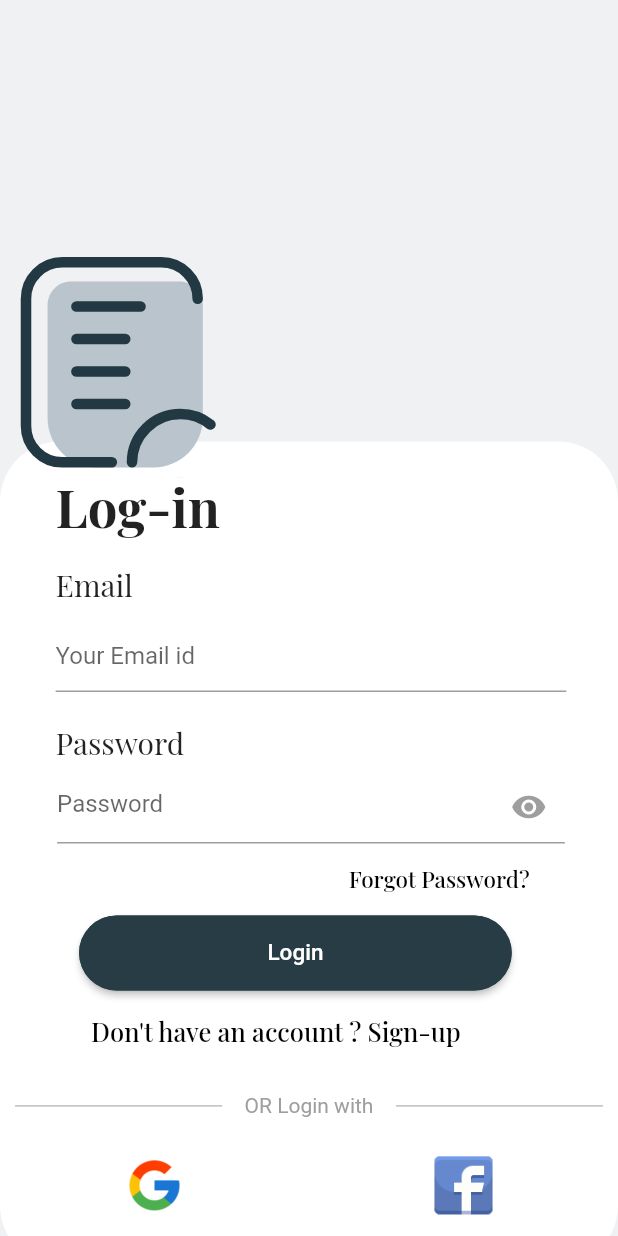
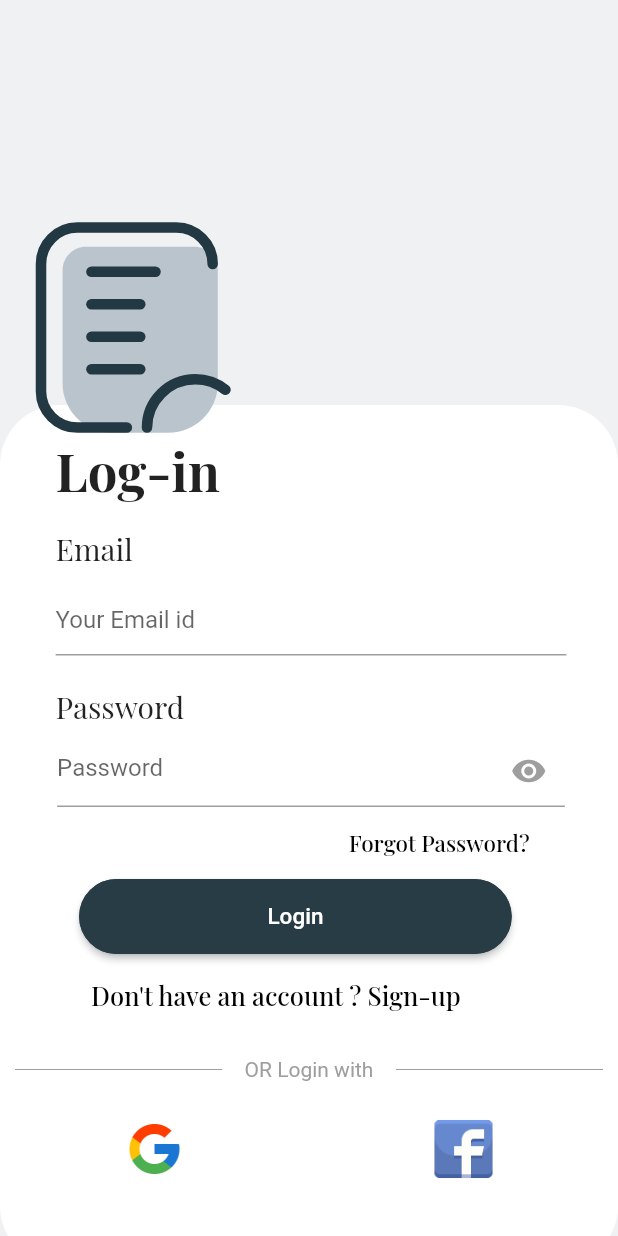
Before and after one commit to samyakjain26/NewsApp, a Flutter app: the screen it shows after launch, on a phone screen of 412 x 824 dp. Run offline on Flutter 3.47's test engine with Material 2 defaults, Android fonts, the phone set to English and light mode, and no system bars; our stand-ins replace google_fonts, lottie.

```diff
--- a/lib/Authentication/login.dart
+++ b/lib/Authentication/login.dart
@@ -20,21 +20,21 @@ class _signupState extends State<signup> {
   Widget build(BuildContext context) {
     var h = MediaQuery.of(context).size.height;
     var w = MediaQuery.of(context).size.width;
-    return MaterialApp(
-      home: Scaffold(
-        resizeToAvoidBottomInset: false,
+    return Scaffold(
+      resizeToAvoidBottomInset: true,
+      backgroundColor: Color(0xffEFF1F3),
       // resizeToAvoidBottomPadding: false,
-        body: Stack(
+      body: SingleChildScrollView(
+        child: SafeArea(
+          child: Stack(
             children: [
+              Column(
+                children: [
+                  SizedBox(
+                    height: 270,
+                  ),
                   Container(
-              color: Color(0xffEFF1F3),
-            ),
-            Positioned(
-              top: h / 2.8,
-              left: 0,
-              // right: 0,
-              child: Container(
-                  child: ListView(
+                      child: Column(
                         children: [
                           Row(
                             children: [
@@ -109,22 +109,25 @@ class _signupState extends State<signup> {
                                       decoration: BoxDecoration(
                                           color: Colors.white,
                                           border: Border(
-                                        top: BorderSide(color: Colors.white),
-                                        left: BorderSide(color: Colors.white),
-                                        right: BorderSide(color: Colors.white),
+                                            top:
+                                                BorderSide(color: Colors.white),
+                                            left:
+                                                BorderSide(color: Colors.white),
+                                            right:
+                                                BorderSide(color: Colors.white),
                                           )),
                                       child: TextFormField(
                                         cursorColor: Colors.black,
                                         obscureText: showpass,
                                         decoration: InputDecoration(
                                             enabledBorder: UnderlineInputBorder(
-                                          borderSide:
-                                              BorderSide(color: Colors.grey),
+                                              borderSide: BorderSide(
+                                                  color: Colors.grey),
                                               // borderRadius: BorderRadius.all(radius:BorderRadius.circular(25.0))
                                             ),
                                             focusedBorder: UnderlineInputBorder(
-                                          borderSide:
-                                              BorderSide(color: Colors.black),
+                                              borderSide: BorderSide(
+                                                  color: Colors.black),
                                             ),
                                             focusColor: Colors.black,
                                             // focusedBorder: OutlineInputBorder(
@@ -136,11 +139,13 @@ class _signupState extends State<signup> {
                                             suffixIcon: IconButton(
                                               icon: showpass
                                                   ? Icon(
-                                                  Icons.remove_red_eye_rounded,
+                                                      Icons
+                                                          .remove_red_eye_rounded,
                                                       color: Colors.grey,
                                                     )
                                                   : Icon(
-                                                  Icons.remove_red_eye_rounded,
+                                                      Icons
+                                                          .remove_red_eye_rounded,
                                                       color: Colors.blue,
                                                     ),
                                               onPressed: () {
@@ -161,7 +166,8 @@ class _signupState extends State<signup> {
                                         child: TextButton(
                                           onPressed: () {},
                                           child: Text("Forgot Password?",
-                                          style: GoogleFonts.playfairDisplay(
+                                              style:
+                                                  GoogleFonts.playfairDisplay(
                                                 fontSize: 15,
                                                 color: Colors.black,
                                                 // fontWeight: FontWeight.bold,
@@ -209,11 +215,13 @@ class _signupState extends State<signup> {
                                             Navigator.push(
                                                 context,
                                                 MaterialPageRoute(
-                                                builder: (context) => login()));
+                                                    builder: (context) =>
+                                                        login()));
                                           },
                                           child: Text(
                                               "Don't have an account ? Sign-up",
-                                          style: GoogleFonts.playfairDisplay(
+                                              style:
+                                                  GoogleFonts.playfairDisplay(
                                                 fontSize: 17,
                                                 color: Colors.black,
                                                 // fontWeight: FontWeight.bold,
@@ -287,18 +295,19 @@ class _signupState extends State<signup> {
                             topLeft: Radius.circular(40.0),
                             bottomLeft: Radius.circular(40.0)),
                       )),
-              height: h / 1.5,
-              width: w,
+                ],
               ),
               Positioned(
-              left: 10,
-              top: h / 4.9,
+                top: 145,
+                left: 20,
                 child: Container(
                   height: 150,
                   width: 150,
-                  child: Lottie.asset('assets/sigup.json')),
-            )
+                  child: Lottie.asset('assets/sigup.json'),
+                ),
+              ),
             ],
+          ),
         ),
       ),
     );
```
Also changed, not shown: pubspec.lock. Lines whose indentation alone changed are shown as unchanged.
